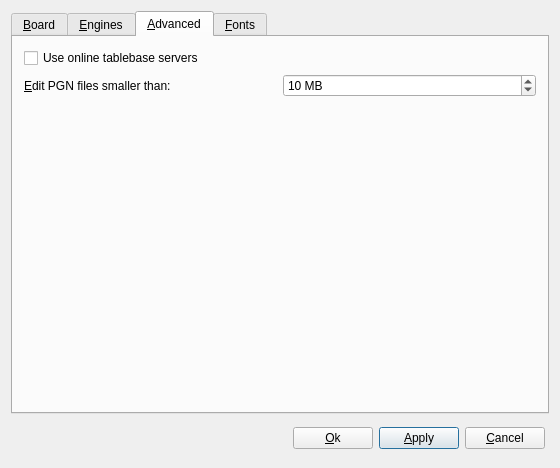
First picture: the form in src/gui/preferences.ui, repository madnight/chessx, before the edit.
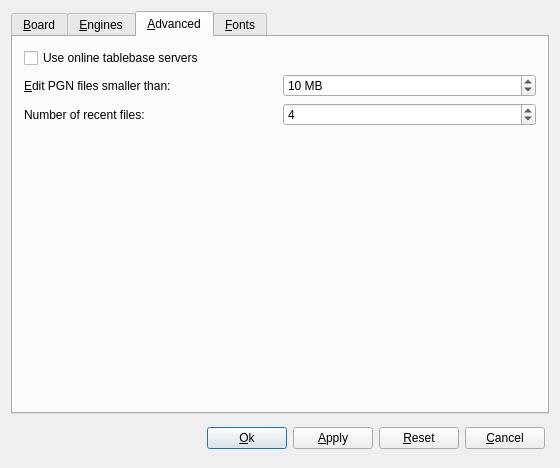
Second picture: the form after the edit. The open tabs and pages were chosen to show the change. Custom widgets are drawn as their Qt base class.

Commit message: New feature: Reset of all settings New property: Number of Recent Files

Diff of the .ui file:
```diff
--- a/src/gui/preferences.ui
+++ b/src/gui/preferences.ui
@@ -458,6 +458,27 @@
          </item>
         </layout>
        </item>
+       <item>
+        <layout class="QHBoxLayout" name="horizontalLayout_3">
+         <item>
+          <widget class="QLabel" name="label_8">
+           <property name="text">
+            <string>Number of recent files:</string>
+           </property>
+          </widget>
+         </item>
+         <item>
+          <widget class="QSpinBox" name="spinBoxRecentFiles">
+           <property name="maximum">
+            <number>10</number>
+           </property>
+           <property name="value">
+            <number>4</number>
+           </property>
+          </widget>
+         </item>
+        </layout>
+       </item>
        <item>
         <spacer name="verticalSpacer1">
          <property name="orientation">
@@ -559,7 +580,14 @@
         <string>&amp;Apply</string>
        </property>
        <property name="default">
-        <bool>true</bool>
+        <bool>false</bool>
+       </property>
+      </widget>
+     </item>
+     <item>
+      <widget class="QPushButton" name="resetButton">
+       <property name="text">
+        <string>&amp;Reset</string>
        </property>
       </widget>
      </item>
```
Left out of the diff: 2 changed lines with no effect on the pictures. The commit also changes 2 other files.
